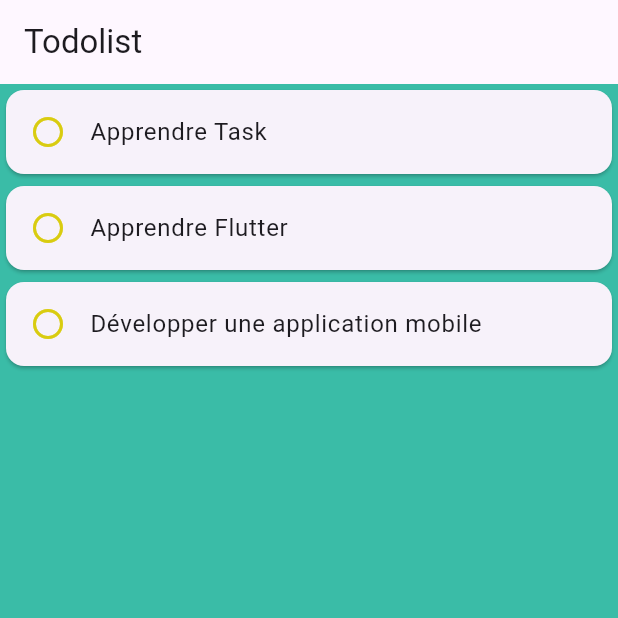
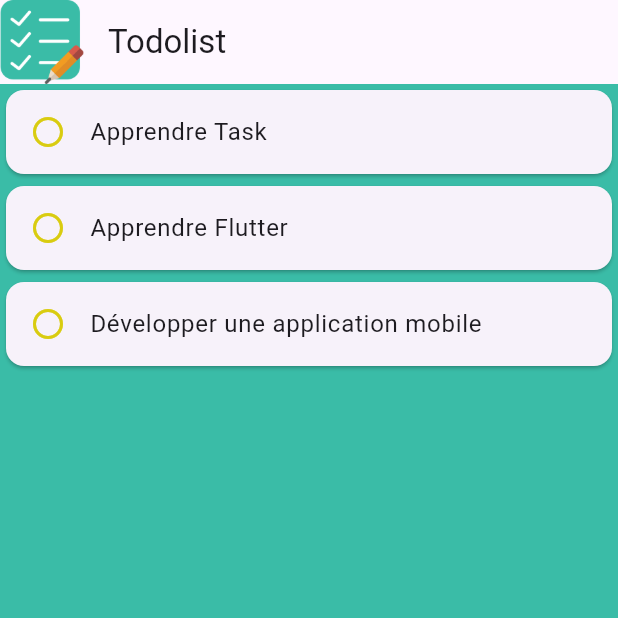
Before and after one commit to MathiasLapoulle/Todolist, a Flutter app: the screen it shows after launch, on a phone screen of 412 x 824 dp, the top half of it. Run offline on Flutter 3.47's test engine with Material 3 defaults, Android fonts, the phone set to English and light mode, and no system bars.

Commit message:
partie 8 du TP

```diff
--- a/lib/todolistapp.dart
+++ b/lib/todolistapp.dart
@@ -17,6 +17,7 @@ class TodolistApp extends StatelessWidget {
       home: Scaffold(
 
         appBar: AppBar( //Ajout du widget AppBar dans le Scaffold
+          leading: Image.asset('images/todolist.png'),
           title: Text("Todolist"),
         ),
 
--- a/pubspec.yaml
+++ b/pubspec.yaml
@@ -18,3 +18,5 @@ dev_dependencies:
 
 flutter:
   uses-material-design: true
+  assets:
+    - images/todolist.png
```
